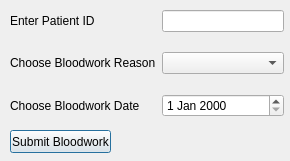
The window that createbloodwork.ui (dan-yates1/pharmacy-system) describes before a commit, drawn with Qt 5.
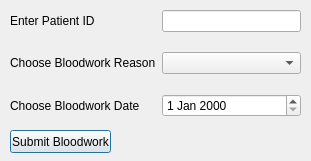
The same window after the commit.

What changed in the file:
```diff
--- a/createbloodwork.ui
+++ b/createbloodwork.ui
@@ -6,7 +6,7 @@
    <rect>
     <x>0</x>
     <y>0</y>
-    <width>290</width>
+    <width>311</width>
     <height>161</height>
    </rect>
   </property>
@@ -31,7 +31,7 @@
     <rect>
      <x>10</x>
      <y>10</y>
-     <width>274</width>
+     <width>291</width>
      <height>111</height>
     </rect>
    </property>
```
